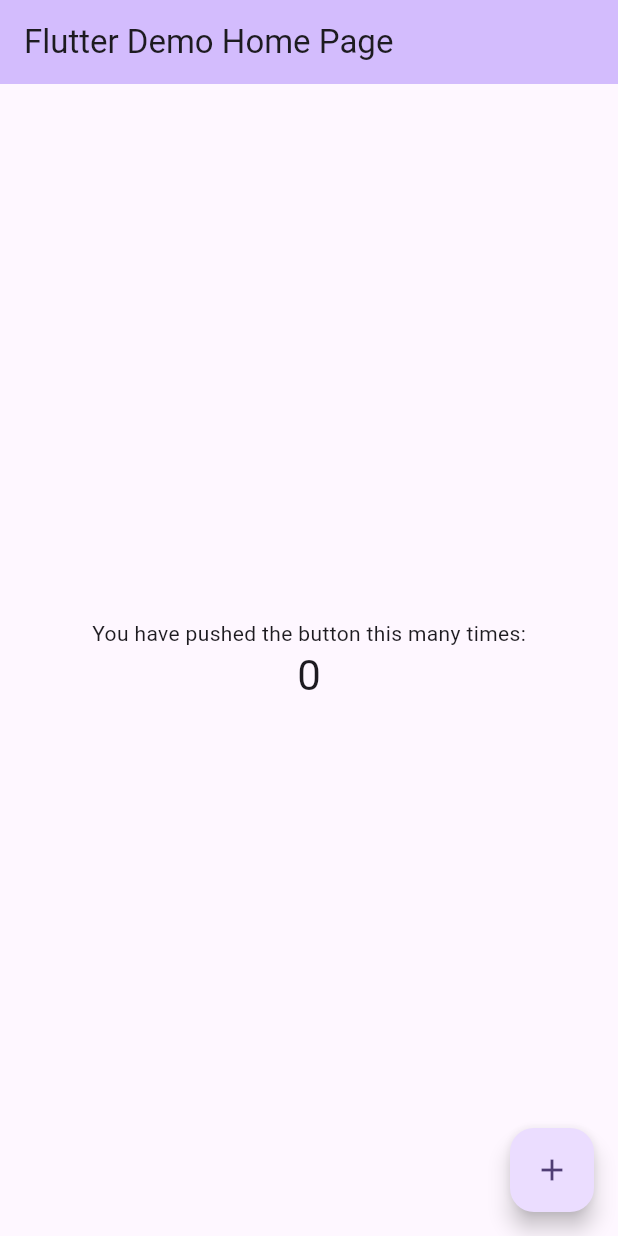
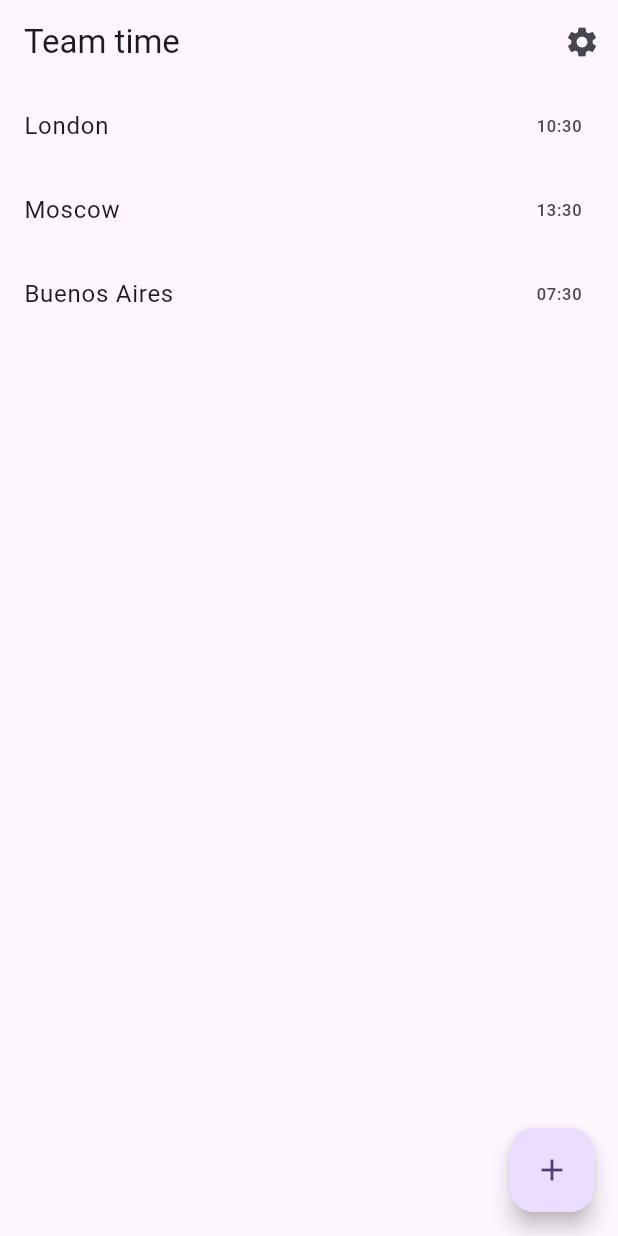
Before and after one commit to Yahhi/our_team_time, a Flutter app: the screen it shows after launch, on a phone screen of 412 x 824 dp. Run offline on Flutter 3.47's test engine with Material 3 defaults, Android fonts, the phone set to English and light mode, and no system bars; our stand-ins replace timezone.

Commit message:
add files for UI and model

```diff
--- a/lib/main.dart
+++ b/lib/main.dart
@@ -1,7 +1,10 @@
 import 'package:flutter/material.dart';
+import 'package:our_team_time/main_list/main_page.dart';
+import 'package:our_team_time/model/time_item.dart';
 
 void main() {
   runApp(const MyApp());
+  TimeItem.localToUtcDifference = DateTime.now().timeZoneOffset.inHours;
 }
 
 class MyApp extends StatelessWidget {
@@ -10,59 +13,12 @@ class MyApp extends StatelessWidget {
   @override
   Widget build(BuildContext context) {
     return MaterialApp(
-      title: 'Flutter Demo',
+      title: 'Team Timezones',
       theme: ThemeData(
         colorScheme: ColorScheme.fromSeed(seedColor: Colors.deepPurple),
         useMaterial3: true,
       ),
-      home: const MyHomePage(title: 'Flutter Demo Home Page'),
+      home: const MainPage(),
     );
   }
 }
-
-class MyHomePage extends StatefulWidget {
-  const MyHomePage({super.key, required this.title});
-  final String title;
-
-  @override
-  State<MyHomePage> createState() => _MyHomePageState();
-}
-
-class _MyHomePageState extends State<MyHomePage> {
-  int _counter = 0;
-
-  void _incrementCounter() {
-    setState(() {
-      _counter++;
-    });
-  }
-
-  @override
-  Widget build(BuildContext context) {
-    return Scaffold(
-      appBar: AppBar(
-        backgroundColor: Theme.of(context).colorScheme.inversePrimary,
-        title: Text(widget.title),
-      ),
-      body: Center(
-        child: Column(
-          mainAxisAlignment: MainAxisAlignment.center,
-          children: <Widget>[
-            const Text(
-              'You have pushed the button this many times:',
-            ),
-            Text(
-              '$_counter',
-              style: Theme.of(context).textTheme.headlineMedium,
-            ),
-          ],
-        ),
-      ),
-      floatingActionButton: FloatingActionButton(
-        onPressed: _incrementCounter,
-        tooltip: 'Increment',
-        child: const Icon(Icons.add),
-      ),
-    );
-  }
-}
--- /dev/null
+++ b/lib/main_list/main_page.dart
@@ -0,0 +1,52 @@
+import 'package:flutter/material.dart';
+import 'package:our_team_time/main_list/main_state.dart';
+import 'package:our_team_time/settings/settings_page.dart';
+import 'package:our_team_time/widgets/time_list_item.dart';
+
+import '../edit_item/edit_item_page.dart';
+
+class MainPage extends StatefulWidget {
+  const MainPage({super.key});
+
+  @override
+  State<StatefulWidget> createState() => _MainPageState();
+}
+
+class _MainPageState extends State<MainPage> {
+  late final MainState state;
+
+  @override
+  void initState() {
+    state = MainState();
+    super.initState();
+  }
+
+  @override
+  Widget build(BuildContext context) {
+    return Scaffold(
+      appBar: AppBar(
+        title: const Text('Team time'),
+        actions: [
+          IconButton(
+              onPressed: () {
+                Navigator.of(context).push(MaterialPageRoute<void>(
+                    builder: (_) => const SettingsPage()));
+              },
+              icon: const Icon(Icons.settings))
+        ],
+      ),
+      floatingActionButton: FloatingActionButton(
+        onPressed: () {
+          Navigator.of(context).push(
+              MaterialPageRoute<void>(builder: (_) => const EditItemPage()));
+        },
+        child: const Icon(Icons.add),
+      ),
+      body: ListView.builder(
+          itemCount: state.items.length,
+          itemBuilder: (context, index) {
+            return TimeListItem(data: state.items[index]);
+          }),
+    );
+  }
+}
--- /dev/null
+++ b/lib/main_list/main_state.dart
@@ -0,0 +1,32 @@
+import 'package:timezone/timezone.dart';
+
+import '../model/time_item.dart';
+
+class MainState {
+  List<TimeItem> items = [
+    TimeItem(
+      cityName: 'London',
+      timeZone: const TimeZone(
+        0,
+        isDst: false,
+        abbreviation: 'UTC',
+      ),
+    ),
+    TimeItem(
+      cityName: 'Moscow',
+      timeZone: const TimeZone(
+        3,
+        isDst: false,
+        abbreviation: 'UTC+3',
+      ),
+    ),
+    TimeItem(
+      cityName: 'Buenos Aires',
+      timeZone: const TimeZone(
+        -3,
+        isDst: false,
+        abbreviation: 'UTC-3',
+      ),
+    ),
+  ];
+}
--- /dev/null
+++ b/lib/model/time_item.dart
@@ -0,0 +1,48 @@
+import 'dart:math';
+
+import 'package:flutter/material.dart';
+import 'package:our_team_time/model/time_view_format.dart';
+import 'package:timezone/timezone.dart';
+
+class TimeItem {
+  final String cityName;
+  final String? personName;
+  final Color color;
+  final TimeZone timeZone;
+  final int? workStartInMinutes;
+  final int? workEndInMinutes;
+
+  static int? localToUtcDifference;
+
+  TimeItem(
+      {required this.cityName,
+      this.personName,
+      Color? customColor,
+      required this.timeZone,
+      this.workStartInMinutes,
+      this.workEndInMinutes})
+      : color = customColor ?? _generateRandomColor();
+
+  static Color _generateRandomColor() {
+    var generatedColor = Random().nextInt(Colors.primaries.length);
+    return Colors.primaries[generatedColor];
+  }
+
+  TimeOfDay timeInZone({DateTime? requiredTime}) {
+    final time = requiredTime ?? DateTime.now();
+    final local = time
+        .add(Duration(hours: timeZone.offset - (localToUtcDifference ?? 0)));
+    return TimeOfDay(hour: local.hour, minute: local.minute);
+  }
+
+  String timeInFormat(TimeViewFormat timeViewFormat, {DateTime? requiredTime}) {
+    final time = timeInZone(requiredTime: requiredTime);
+    switch (timeViewFormat) {
+      case TimeViewFormat.h12:
+        String periodIndicator = time.period == DayPeriod.am ? 'AM' : 'PM';
+        return '${time.hourOfPeriod.toString().padLeft(2, '0')}:${time.minute.toString().padLeft(2, '0')} $periodIndicator';
+      case TimeViewFormat.h24:
+        return '${time.hour.toString().padLeft(2, '0')}:${time.minute.toString().padLeft(2, '0')}';
+    }
+  }
+}
--- /dev/null
+++ b/lib/model/time_view_format.dart
@@ -0,0 +1 @@
+enum TimeViewFormat { h12, h24 }
--- /dev/null
+++ b/lib/widgets/time_list_item.dart
@@ -0,0 +1,17 @@
+import 'package:flutter/material.dart';
+import 'package:our_team_time/model/time_item.dart';
+import 'package:our_team_time/model/time_view_format.dart';
+
+class TimeListItem extends StatelessWidget {
+  const TimeListItem({super.key, required this.data});
+
+  final TimeItem data;
+
+  @override
+  Widget build(BuildContext context) {
+    return ListTile(
+      title: Text(data.cityName),
+      trailing: Text(data.timeInFormat(TimeViewFormat.h24)),
+    );
+  }
+}
--- a/pubspec.yaml
+++ b/pubspec.yaml
@@ -32,6 +32,7 @@ dependencies:
   #other
   launch_review: ^3.0.1
   logger: ^2.0.2+1
+  timezone: ^0.9.2
 
   # UI
   cupertino_icons: ^1.0.6
```
Also changed, not shown: lib/edit_item/edit_item_page.dart (added, +14 -0 lines), lib/settings/settings_page.dart (added, +14 -0 lines), pubspec.lock, 6 other files.
